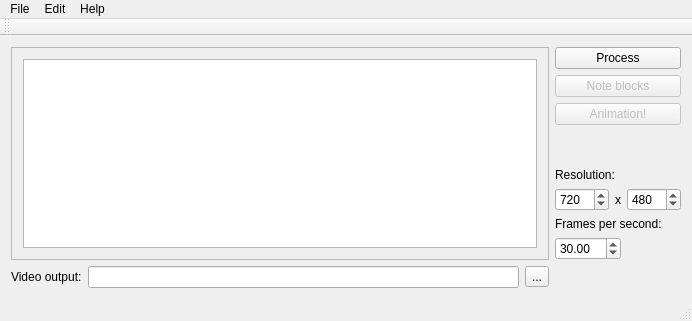
The window that mainwindow.ui (lgmventura/MusicaVisual) describes before a commit, drawn with Qt 5.
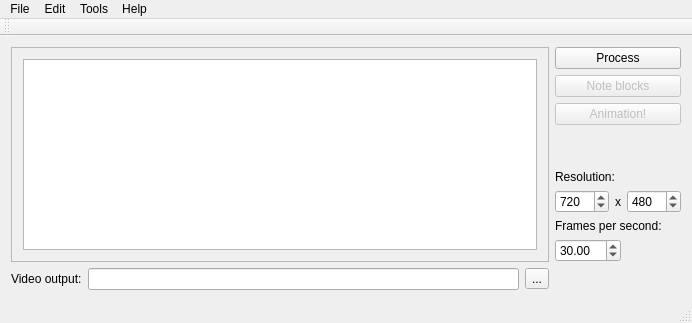
The same window after the commit.

Commit message: Squeeze tracks tool added to remove empty tracks; track names are shown now in the dockwidget track properties.

What changed in the file:
```diff
--- a/mainwindow.ui
+++ b/mainwindow.ui
@@ -7,7 +7,7 @@
     <x>0</x>
     <y>0</y>
     <width>692</width>
-    <height>321</height>
+    <height>323</height>
    </rect>
   </property>
   <property name="windowTitle">
@@ -136,8 +136,8 @@
         <rect>
          <x>0</x>
          <y>0</y>
-         <width>522</width>
-         <height>215</height>
+         <width>516</width>
+         <height>206</height>
         </rect>
        </property>
        <layout class="QGridLayout" name="gridLayout_2">
@@ -174,7 +174,7 @@
      <x>0</x>
      <y>0</y>
      <width>692</width>
-     <height>19</height>
+     <height>29</height>
     </rect>
    </property>
    <widget class="QMenu" name="menuFile">
@@ -206,8 +206,15 @@
     <addaction name="separator"/>
     <addaction name="actionAbout"/>
    </widget>
+   <widget class="QMenu" name="menuTools">
+    <property name="title">
+     <string>Tools</string>
+    </property>
+    <addaction name="actionSqueeze_tracks"/>
+   </widget>
    <addaction name="menuFile"/>
    <addaction name="menuEdit"/>
+   <addaction name="menuTools"/>
    <addaction name="menuHelp"/>
   </widget>
   <widget class="QToolBar" name="mainToolBar">
```
Left out of the diff: 8 changed lines with no effect on the pictures. The commit also changes 5 other files.
